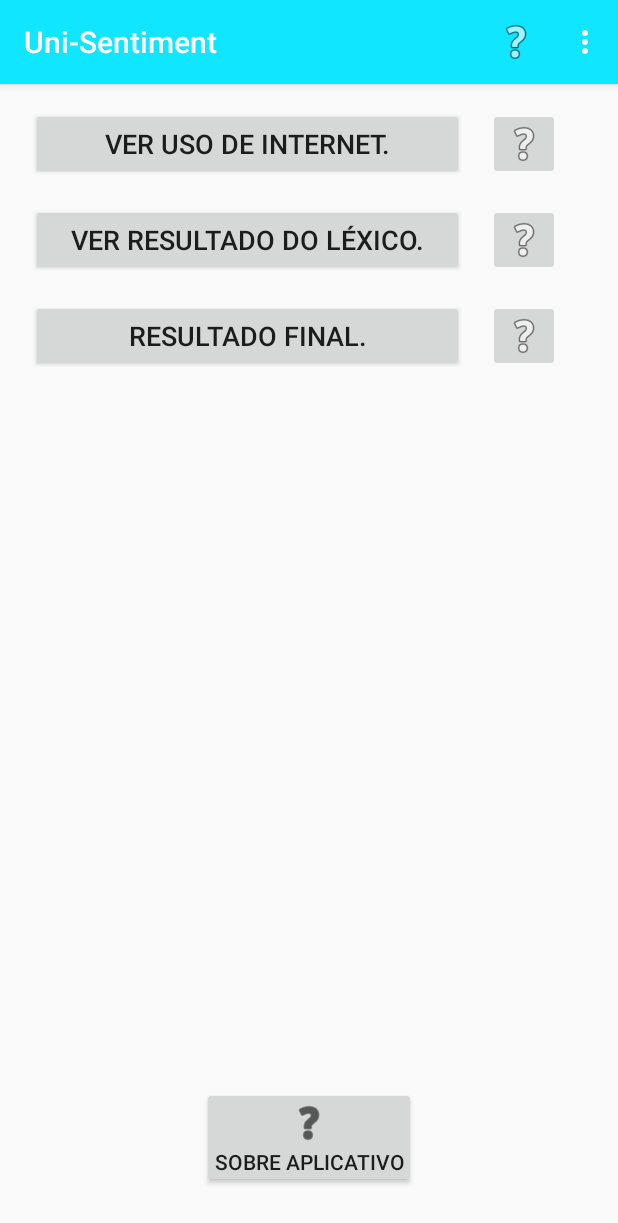
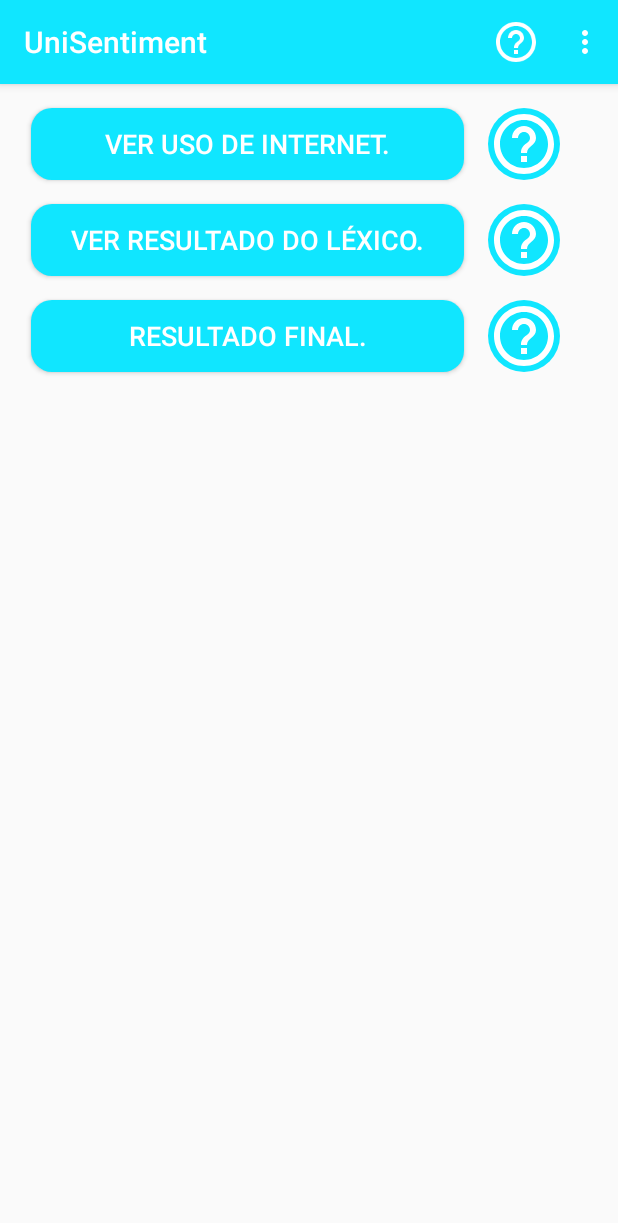
Before and after one commit to jeffersoncsilva/uni_sentiment, an Android app: the MainActivity screen opened directly, with no data from a screen before it, on a phone screen of 412 x 824 dp. Shown: the top 1223 px of the screen. Run offline under Robolectric (Android 15) with nearby library versions, the phone set to English and light mode, and no system bars.

Commit message:
Realizado ajustes finais na interface.

```diff
--- a/app/src/main/java/com/projetos/redes/activities/AjudaActivity.java
+++ b/app/src/main/java/com/projetos/redes/activities/AjudaActivity.java
@@ -25,7 +25,7 @@ public class AjudaActivity extends AppCompatActivity {
         txAjuda.setText(ajuda);
 
         getSupportActionBar().setDisplayHomeAsUpEnabled(true);
-
+        setTitle("UniSentiment - Ajuda");
     }
 
     @Override
--- a/app/src/main/java/com/projetos/redes/activities/ContatoActivity.java
+++ b/app/src/main/java/com/projetos/redes/activities/ContatoActivity.java
@@ -24,6 +24,7 @@ public class ContatoActivity extends AppCompatActivity {
         });
 
         getSupportActionBar().setDisplayHomeAsUpEnabled(true);
+        setTitle("UniSentiment - Contato");
     }
 
     @Override
--- a/app/src/main/java/com/projetos/redes/activities/LexicoProcessadoActivity.java
+++ b/app/src/main/java/com/projetos/redes/activities/LexicoProcessadoActivity.java
@@ -43,6 +43,7 @@ public class LexicoProcessadoActivity extends AppCompatActivity {
             }
         });
         new LexicoResultTask(getApplicationContext()).execute();
+        setTitle("UniSentiment - Resultado análise");
     }
 
     @Override
--- a/app/src/main/java/com/projetos/redes/activities/ResultadoFinalActivity.java
+++ b/app/src/main/java/com/projetos/redes/activities/ResultadoFinalActivity.java
@@ -53,7 +53,7 @@ public class ResultadoFinalActivity extends AppCompatActivity {
                 iniciarActivityEnviarEmail();
             }
         });
-
+        setTitle("UniSentiment - Resultado final");
     }
 
     @Override
--- a/app/src/main/java/com/projetos/redes/activities/UsoDeInternetActivity.java
+++ b/app/src/main/java/com/projetos/redes/activities/UsoDeInternetActivity.java
@@ -39,6 +39,7 @@ public class UsoDeInternetActivity extends AppCompatActivity implements View.OnC
         bt_reloadData = findViewById(R.id.bt_usodados);
         bt_reloadData.setOnClickListener(this);
         new CarregaDadosDoBanco(getApplicationContext()).execute();
+        setTitle("UniSentiment - Consumo Internet");
     }
 
     @Override
--- /dev/null
+++ b/app/src/main/res/drawable/ic_help.xml
@@ -0,0 +1,5 @@
+<vector android:height="48dp" android:tint="#FFFFFF"
+    android:viewportHeight="24" android:viewportWidth="24"
+    android:width="48dp" xmlns:android="http://schemas.android.com/apk/res/android">
+    <path android:fillColor="@android:color/white" android:pathData="M11,18h2v-2h-2v2zM12,2C6.48,2 2,6.48 2,12s4.48,10 10,10 10,-4.48 10,-10S17.52,2 12,2zM12,20c-4.41,0 -8,-3.59 -8,-8s3.59,-8 8,-8 8,3.59 8,8 -3.59,8 -8,8zM12,6c-2.21,0 -4,1.79 -4,4h2c0,-1.1 0.9,-2 2,-2s2,0.9 2,2c0,2 -3,1.75 -3,5h2c0,-2.25 3,-2.5 3,-5 0,-2.21 -1.79,-4 -4,-4z"/>
+</vector>
--- a/app/src/main/res/layout/activity_contato.xml
+++ b/app/src/main/res/layout/activity_contato.xml
@@ -25,6 +25,9 @@
         android:layout_height="wrap_content"
         android:layout_marginTop="16dp"
         android:text="@string/bt_contato"
+        android:background="@drawable/botao_padrao"
+        android:textColor="@android:color/white"
+        android:padding="@dimen/large_margin"
         app:layout_constraintEnd_toEndOf="parent"
         app:layout_constraintStart_toStartOf="parent"
         app:layout_constraintTop_toBottomOf="@+id/textView4" />
--- a/app/src/main/res/layout/activity_lexico_result.xml
+++ b/app/src/main/res/layout/activity_lexico_result.xml
@@ -25,6 +25,9 @@
         android:layout_height="wrap_content"
         android:layout_marginTop="16dp"
         android:text="@string/bt_reload"
+        android:background="@drawable/botao_padrao"
+        android:textColor="@android:color/white"
+        android:padding="@dimen/large_margin"
         app:layout_constraintEnd_toEndOf="parent"
         app:layout_constraintStart_toStartOf="parent"
         app:layout_constraintTop_toBottomOf="@+id/textView5" />
--- a/app/src/main/res/layout/activity_main.xml
+++ b/app/src/main/res/layout/activity_main.xml
@@ -14,6 +14,8 @@
         android:layout_marginTop="16dp"
         android:text="@string/btn_net_usage"
         android:textSize="@dimen/bt_tx_size"
+        android:background="@drawable/botao_padrao"
+        android:textColor="@android:color/white"
         app:layout_constraintEnd_toStartOf="@+id/guideline3"
         app:layout_constraintHorizontal_bias="0.0"
         app:layout_constraintStart_toStartOf="@+id/guideline2"
@@ -26,6 +28,8 @@
         android:layout_marginTop="16dp"
         android:text="@string/bt_lexico_result"
         android:textSize="@dimen/bt_tx_size"
+        android:background="@drawable/botao_padrao"
+        android:textColor="@android:color/white"
         app:layout_constraintEnd_toStartOf="@+id/guideline3"
         app:layout_constraintHorizontal_bias="1.0"
         app:layout_constraintStart_toStartOf="@+id/guideline2"
@@ -52,6 +56,8 @@
         android:layout_marginTop="16dp"
         android:text="@string/btResultadoClassificador"
         android:textSize="18sp"
+        android:background="@drawable/botao_padrao"
+        android:textColor="@android:color/white"
         app:layout_constraintEnd_toStartOf="@+id/guideline3"
         app:layout_constraintHorizontal_bias="0.0"
         app:layout_constraintStart_toStartOf="@+id/guideline2"
@@ -63,10 +69,11 @@
         android:layout_height="@dimen/bt_help_size"
         android:layout_marginStart="16dp"
         android:contentDescription="@string/btHelpUsoInternetDescription"
+        android:background="@drawable/circle_enabled"
         app:layout_constraintBottom_toBottomOf="@+id/btn_VerDadosRedes"
         app:layout_constraintStart_toEndOf="@+id/btn_VerDadosRedes"
         app:layout_constraintTop_toTopOf="@+id/btn_VerDadosRedes"
-        app:srcCompat="@android:drawable/ic_menu_help" />
+        app:srcCompat="@drawable/ic_help" />
 
     <ImageButton
         android:id="@+id/btHelpResultadoLexico"
@@ -74,10 +81,11 @@
         android:layout_height="@dimen/bt_help_size"
         android:layout_marginStart="16dp"
         android:contentDescription="@string/btHelpResultadoLexicoDescription"
+        android:background="@drawable/circle_enabled"
         app:layout_constraintBottom_toBottomOf="@+id/btResultadoProcessamentoLexico"
         app:layout_constraintStart_toStartOf="@+id/guideline3"
         app:layout_constraintTop_toTopOf="@+id/btResultadoProcessamentoLexico"
-        app:srcCompat="@android:drawable/ic_menu_help" />
+        app:srcCompat="@drawable/ic_help" />
 
     <ImageButton
         android:id="@+id/btHelpResultadoFinal"
@@ -85,22 +93,10 @@
         android:layout_height="@dimen/bt_help_size"
         android:layout_marginStart="16dp"
         android:contentDescription="@string/btHelpResultadoFinalDescription"
+        android:background="@drawable/circle_enabled"
         app:layout_constraintBottom_toBottomOf="@+id/btResultadoFinalClassificado"
         app:layout_constraintStart_toStartOf="@+id/guideline3"
         app:layout_constraintTop_toTopOf="@+id/btResultadoFinalClassificado"
-        app:srcCompat="@android:drawable/ic_menu_help" />
-
-    <Button
-        android:id="@+id/btAjudaAplicativo"
-        android:layout_width="wrap_content"
-        android:layout_height="wrap_content"
-        android:layout_marginBottom="32dp"
-        android:drawableTop="@android:drawable/ic_menu_help"
-        android:drawableTint="@android:color/black"
-        android:padding="8dp"
-        android:text="@string/bt_ajuda_aplicativo"
-        app:layout_constraintBottom_toBottomOf="parent"
-        app:layout_constraintEnd_toEndOf="parent"
-        app:layout_constraintStart_toStartOf="parent" />
+        app:srcCompat="@drawable/ic_help" />
 
 </androidx.constraintlayout.widget.ConstraintLayout>
--- a/app/src/main/res/layout/activity_netusage.xml
+++ b/app/src/main/res/layout/activity_netusage.xml
@@ -17,7 +17,10 @@
         android:layout_height="wrap_content"
         android:layout_gravity="center"
         android:layout_margin="@dimen/tx_netusage_margin"
-        android:text="@string/bt_reload"/>
+        android:text="@string/bt_reload"
+        android:background="@drawable/botao_padrao"
+        android:textColor="@android:color/white"
+        android:padding="@dimen/large_margin"/>
     <androidx.recyclerview.widget.RecyclerView
         android:id="@+id/rc_data"
         android:layout_width="match_parent"
--- a/app/src/main/res/menu/help.xml
+++ b/app/src/main/res/menu/help.xml
@@ -4,7 +4,7 @@
     <item
         android:id="@+id/ic_help"
         android:title="@string/ic_help_menu"
-        android:icon="@android:drawable/ic_menu_help"
+        android:icon="@drawable/ic_help"
         android:orderInCategory="100"
         app:showAsAction="ifRoom" />
     <item
--- a/app/src/main/res/values/strings.xml
+++ b/app/src/main/res/values/strings.xml
@@ -1,5 +1,5 @@
 <resources>
-    <string name="app_name">Uni-Sentiment</string>
+    <string name="app_name">UniSentiment</string>
     <!-- String de permisão das autorizações do android -->
     <string name="autorizacao_acesso_dados_de_uso">Autorização para obter dados do dispositivo.</string>
     <string name="autorizacao_acesso_dados_de_uso_descricao">
```
Also changed, not shown: app/src/main/java/com/projetos/redes/activities/MainActivity.java (+1 -6 lines), app/src/main/res/layout/activity_resultado_final.xml (+7 -1 lines).
